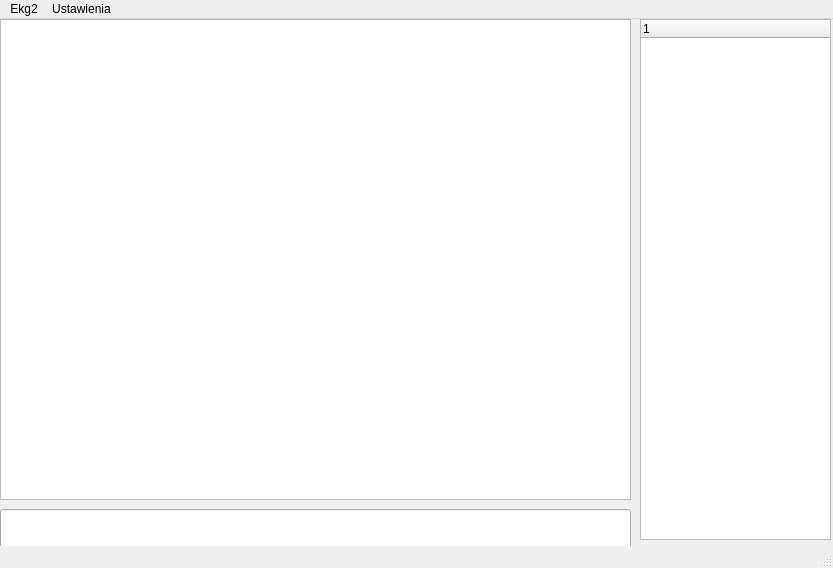
dmilith/ekg2-qt4, file ekg2_qt4.ui: the form before one commit.
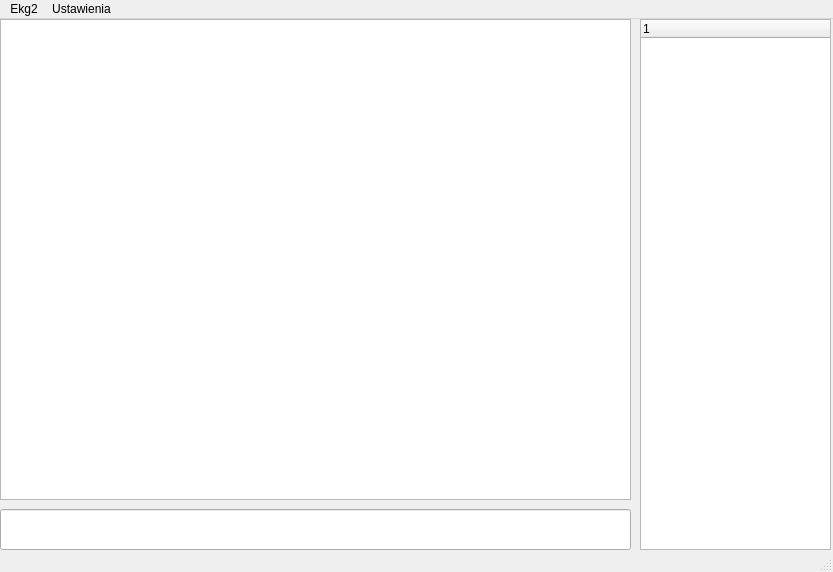
The form after the commit.

```diff
--- a/ekg2_qt4.ui
+++ b/ekg2_qt4.ui
@@ -6,7 +6,7 @@
     <x>0</x>
     <y>0</y>
     <width>833</width>
-    <height>568</height>
+    <height>572</height>
    </rect>
   </property>
   <property name="windowTitle" >
@@ -16,9 +16,9 @@
    <property name="geometry" >
     <rect>
      <x>0</x>
-     <y>25</y>
+     <y>23</y>
      <width>833</width>
-     <height>521</height>
+     <height>527</height>
     </rect>
    </property>
    <widget class="QLineEdit" name="lineEdit" >
@@ -36,6 +36,9 @@
     <property name="locale" >
      <locale country="Poland" language="Polish" />
     </property>
+    <property name="alignment" >
+     <set>Qt::AlignRight|Qt::AlignTop|Qt::AlignTrailing</set>
+    </property>
    </widget>
    <widget class="QTextBrowser" name="textBrowser" >
     <property name="geometry" >
@@ -53,7 +56,7 @@
       <x>640</x>
       <y>0</y>
       <width>191</width>
-      <height>521</height>
+      <height>531</height>
      </rect>
     </property>
     <property name="sizePolicy" >
@@ -74,6 +77,11 @@
     <property name="animated" >
      <bool>true</bool>
     </property>
+    <column>
+     <property name="text" >
+      <string>1</string>
+     </property>
+    </column>
    </widget>
   </widget>
   <widget class="QMenuBar" name="menubar" >
@@ -107,7 +115,7 @@
    <property name="geometry" >
     <rect>
      <x>0</x>
-     <y>546</y>
+     <y>550</y>
      <width>833</width>
      <height>22</height>
     </rect>
```
Left out of the diff: 2 changed lines with no effect on the pictures.
